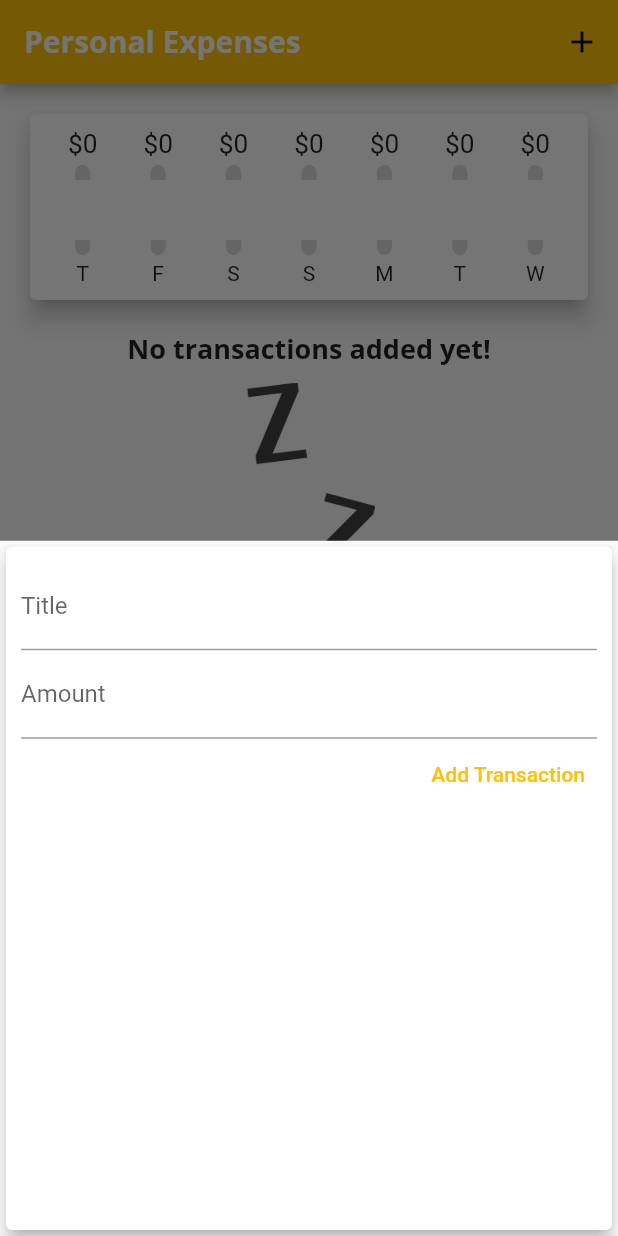
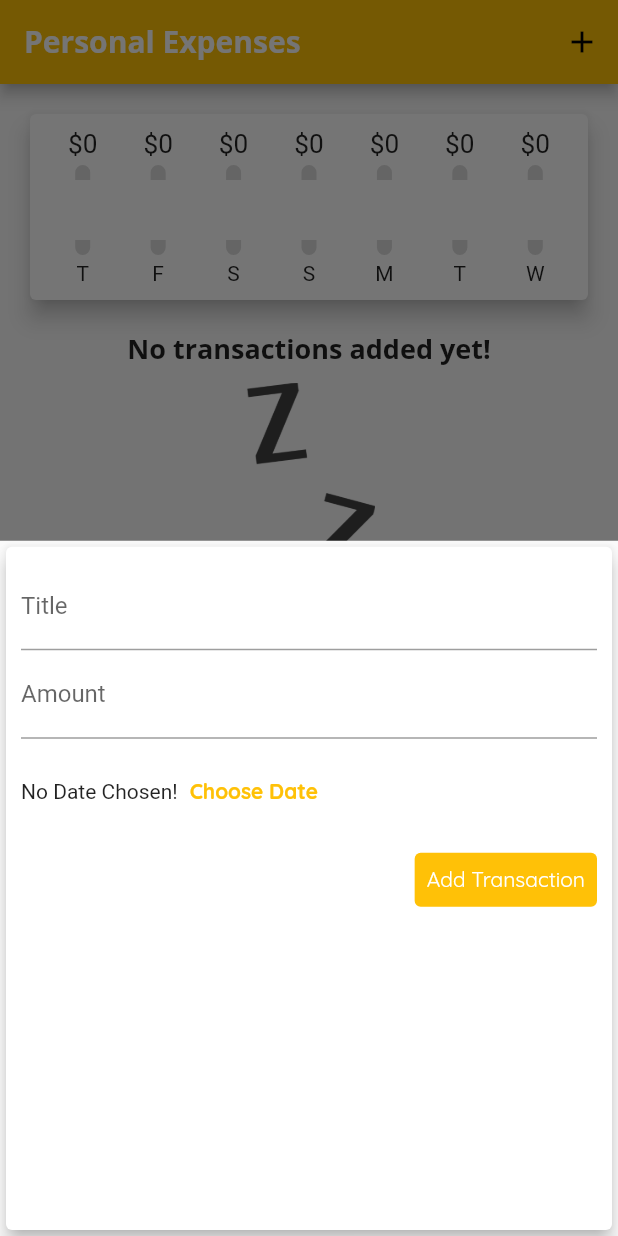
Before and after one commit to huuthuan-nguyen/expenses-app, a Flutter app: the screen it shows after launch, after a tap on the "add" icon, on a phone screen of 412 x 824 dp. Run offline on Flutter 3.47's test engine with Material 2 defaults, Android fonts, the phone set to English and light mode, and no system bars.

Commit message:
Transaction Removal

```diff
--- a/lib/main.dart
+++ b/lib/main.dart
@@ -20,12 +20,16 @@ class MainWidget extends StatelessWidget {
       theme: ThemeData(
         primarySwatch: Colors.amber,
         accentColor: Colors.amber.shade500,
+        errorColor: Colors.red.shade300,
         fontFamily: "Quicksand",
         textTheme: ThemeData.light().textTheme.copyWith(
               headline6: TextStyle(
                 fontFamily: "OpenSans",
                 fontSize: 18,
                 fontWeight: FontWeight.bold,
+              ),
+              button: TextStyle(
+                color: Colors.white,
               ),
             ),
         appBarTheme: AppBarTheme(
@@ -73,11 +77,12 @@ class _HomePageState extends State<HomePage> {
     }).toList();
   }
 
-  void _addNewTransaction(String txTitle, double txAmount) {
+  void _addNewTransaction(
+      String txTitle, double txAmount, DateTime chosenDate) {
     final newTx = Transaction(
       title: txTitle,
       amount: txAmount,
-      date: DateTime.now(),
+      date: chosenDate,
       id: DateTime.now().toString(),
     );
     setState(() {
@@ -95,6 +100,12 @@ class _HomePageState extends State<HomePage> {
             child: NewTransaction(_addNewTransaction),
           );
         });
+  }
+
+  void _deleteTransaction(String id) {
+    setState(() {
+      _userTransactions.removeWhere((tx) => tx.id == id);
+    });
   }
 
   @override
@@ -116,16 +127,8 @@ class _HomePageState extends State<HomePage> {
           // mainAxisAlignment: MainAxisAlignment.start,
           crossAxisAlignment: CrossAxisAlignment.stretch,
           children: <Widget>[
-            // Container(
-            //   width: double.infinity,
-            //   child: Card(
-            //     color: Colors.green,
-            //     child: Text("Chart!"),
-            //     elevation: 5,
-            //   ),
-            // ),
             Chart(_recentTransactions),
-            TransactionList(transactions: _userTransactions),
+            TransactionList(_userTransactions, _deleteTransaction),
           ],
         ),
       ),
--- a/lib/widgets/new_transaction.dart
+++ b/lib/widgets/new_transaction.dart
@@ -1,4 +1,5 @@
 import 'package:flutter/material.dart';
+import 'package:intl/intl.dart';
 
 class NewTransaction extends StatefulWidget {
   final Function addTx;
@@ -10,23 +11,43 @@ class NewTransaction extends StatefulWidget {
 }
 
 class _NewTransactionState extends State<NewTransaction> {
-  final titleController = TextEditingController();
+  final _titleController = TextEditingController();
+  final _amountController = TextEditingController();
+  DateTime? _selectedDate;
 
-  final amountController = TextEditingController();
+  void _submitData() {
+    if (_titleController.text.isEmpty) {
+      return;
+    }
+    final enteredTitle = _titleController.text;
+    final enteredAmount = double.parse(_amountController.text);
 
-  void submitData() {
-    final enteredTitle = titleController.text;
-    final enteredAmount = double.parse(amountController.text);
-
-    if (enteredTitle.isEmpty || enteredAmount <= 0) {
+    if (enteredTitle.isEmpty || enteredAmount <= 0 || _selectedDate == null) {
       return;
     }
 
     widget.addTx(
       enteredTitle,
       enteredAmount,
+      _selectedDate!,
     );
     Navigator.pop(context);
+  }
+
+  void _presentDatePicker() async {
+    showDatePicker(
+      context: context,
+      initialDate: DateTime.now(),
+      firstDate: DateTime(2021),
+      lastDate: DateTime.now(),
+    ).then((DateTime? pickedDate) {
+      if (pickedDate == null) {
+        return;
+      }
+      setState(() {
+        _selectedDate = pickedDate;
+      });
+    });
   }
 
   @override
@@ -39,22 +60,45 @@ class _NewTransactionState extends State<NewTransaction> {
           crossAxisAlignment: CrossAxisAlignment.end,
           children: <Widget>[
             TextField(
-              controller: titleController,
+              controller: _titleController,
               decoration: InputDecoration(labelText: "Title"),
-              onSubmitted: (_) => submitData(),
+              onSubmitted: (_) => _submitData(),
             ),
             TextField(
-              controller: amountController,
+              controller: _amountController,
               decoration: InputDecoration(labelText: "Amount"),
               keyboardType: TextInputType.numberWithOptions(decimal: true),
-              onSubmitted: (_) => submitData(),
+              onSubmitted: (_) => _submitData(),
+            ),
+            Container(
+              height: 70,
+              child: Row(
+                children: <Widget>[
+                  Text(_selectedDate == null
+                      ? "No Date Chosen!"
+                      : "Picked Date: ${DateFormat.yMd().format(_selectedDate!)}"),
+                  TextButton(
+                    onPressed: _presentDatePicker,
+                    child: Text(
+                      "Choose Date",
+                      style: TextStyle(fontWeight: FontWeight.bold),
+                    ),
+                    style: ButtonStyle(
+                      foregroundColor: MaterialStateProperty.all(
+                          Theme.of(context).primaryColor),
+                    ),
+                  ),
+                ],
+              ),
             ),
             TextButton(
-              onPressed: submitData,
+              onPressed: _submitData,
               child: Text("Add Transaction"),
               style: ButtonStyle(
-                // foregroundColor: MaterialStateProperty.all(Colors.white),
-                // backgroundColor: MaterialStateProperty.all(Colors.green),
+                foregroundColor: MaterialStateProperty.all(
+                    Theme.of(context).textTheme.button!.color),
+                backgroundColor:
+                    MaterialStateProperty.all(Theme.of(context).primaryColor),
               ),
             ),
           ],
--- a/lib/widgets/transaction_list.dart
+++ b/lib/widgets/transaction_list.dart
@@ -4,7 +4,8 @@ import 'package:intl/intl.dart';
 
 class TransactionList extends StatelessWidget {
   final List<Transaction> transactions;
-  TransactionList({required this.transactions});
+  final Function deleteTx;
+  TransactionList(this.transactions, this.deleteTx);
   @override
   Widget build(BuildContext context) {
     return Container(
@@ -30,43 +31,6 @@ class TransactionList extends StatelessWidget {
             )
           : ListView.builder(
               itemBuilder: (BuildContext context, int index) {
-                // return Card(
-                //   child: Row(
-                //     children: <Widget>[
-                //       Container(
-                //         margin:
-                //             EdgeInsets.symmetric(vertical: 10, horizontal: 15),
-                //         decoration: BoxDecoration(
-                //             border: Border.all(
-                //           color: Theme.of(context).primaryColor,
-                //           width: 2,
-                //         )),
-                //         padding: EdgeInsets.all(10),
-                //         child: Text(
-                //           "\$${transactions[index].amount.toStringAsFixed(2)}",
-                //           style: TextStyle(
-                //             fontWeight: FontWeight.bold,
-                //             fontSize: 20,
-                //             color: Theme.of(context).primaryColor,
-                //           ),
-                //         ),
-                //       ),
-                //       Column(
-                //         crossAxisAlignment: CrossAxisAlignment.start,
-                //         children: <Widget>[
-                //           Text(
-                //             transactions[index].title,
-                //             style: Theme.of(context).textTheme.headline6,
-                //           ),
-                //           Text(
-                //               DateFormat.yMMMd()
-                //                   .format(transactions[index].date),
-                //               style: TextStyle(color: Colors.grey))
-                //         ],
-                //       ),
-                //     ],
-                //   ),
-                // );
                 return Card(
                   margin: EdgeInsets.symmetric(
                     vertical: 8,
@@ -87,6 +51,15 @@ class TransactionList extends StatelessWidget {
                     subtitle: Text(
                       DateFormat.yMMMd().format(transactions[index].date),
                     ),
+                    trailing: IconButton(
+                      onPressed: () {
+                        deleteTx(transactions[index].id);
+                      },
+                      icon: Icon(
+                        Icons.delete,
+                        color: Theme.of(context).errorColor,
+                      ),
+                    ),
                   ),
                 );
               },
```
